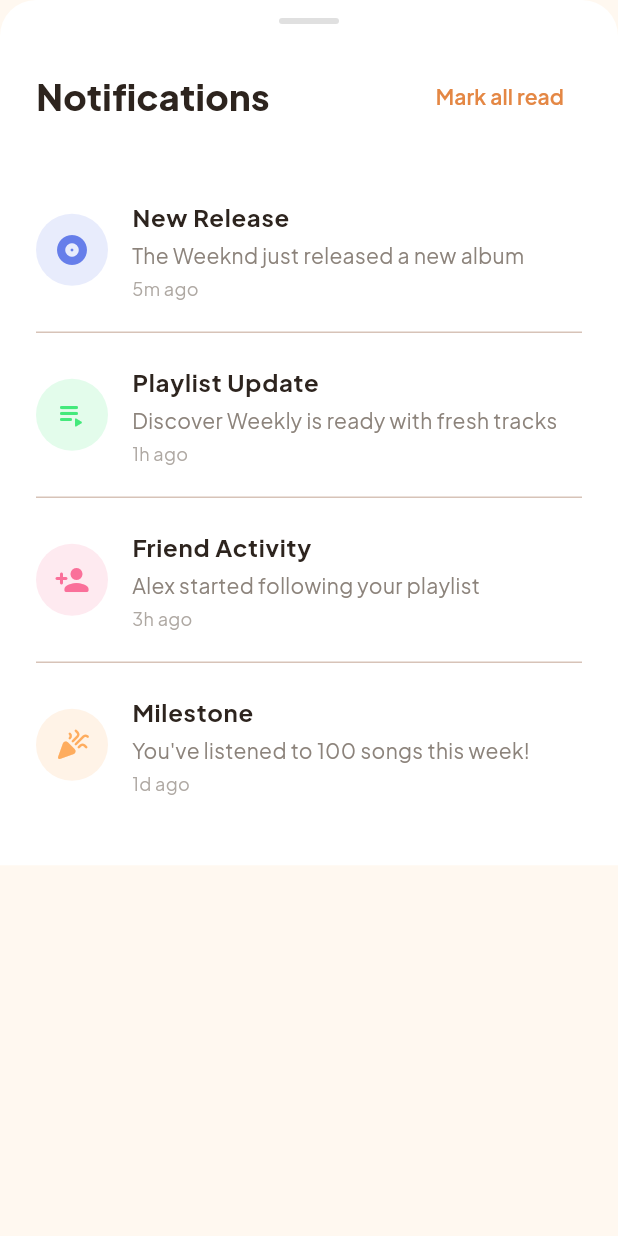
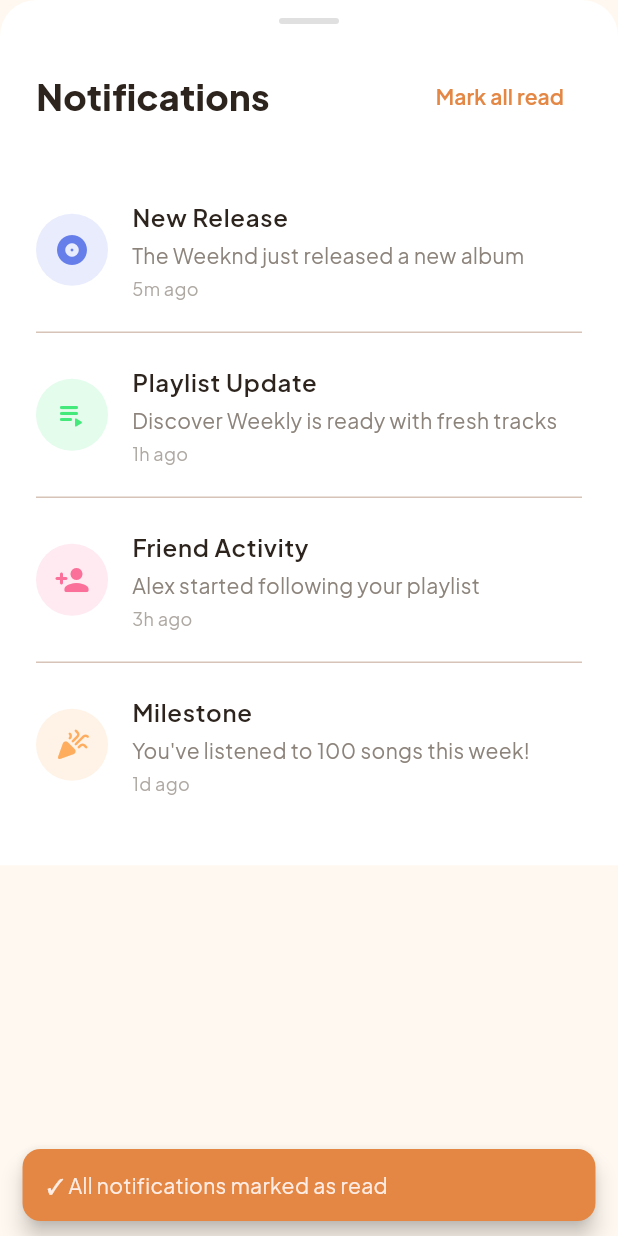
Before and after one commit to trantaidat7388-dot/SoulSync_music_app, a Flutter app: the _NotificationsSheet widget shown alone on an empty page, opened directly, after a tap on "Mark all read", on a phone screen of 412 x 824 dp. Run offline on Flutter 3.47's test engine with Material 3 defaults, Android fonts, the phone set to English and light mode, and no system bars; our stand-ins replace google_fonts, shared_preferences; accounts and stored records are empty; network calls fail.

Commit message:
Cải thiện Notifications - thêm click detail và mark all read
- Chuyển _NotificationsSheet từ StatelessWidget sang StatefulWidget
- Thêm trạng thái isRead cho mỗi notification
- Thêm _showNotificationDetail(): Hiển thị dialog với đầy đủ thông tin notification
- Thêm _markAllRead(): Đánh dấu tất cả notification là đã đọc
- Thêm chấm tròn màu primary cho unread notifications
- Thêm background highlight cho unread notifications
- Click vào notification sẽ đánh dấu là đã đọc và hiển thị chi tiết

```diff
--- a/lib/screens/home_screen.dart
+++ b/lib/screens/home_screen.dart
@@ -354,18 +354,22 @@ class _HeaderSection extends StatelessWidget {
 }
 
 // Notifications Bottom Sheet
-class _NotificationsSheet extends StatelessWidget {
+class _NotificationsSheet extends StatefulWidget {
   const _NotificationsSheet();
 
   @override
-  Widget build(BuildContext context) {
-    final notifications = [
+  State<_NotificationsSheet> createState() => _NotificationsSheetState();
+}
+
+class _NotificationsSheetState extends State<_NotificationsSheet> {
+  List<Map<String, dynamic>> notifications = [
     {
       'title': 'New Release',
       'message': 'The Weeknd just released a new album',
       'time': '5m ago',
       'icon': Icons.album_rounded,
       'color': const Color(0xFF667EEA),
+      'isRead': false,
     },
     {
       'title': 'Playlist Update',
@@ -373,6 +377,7 @@ class _NotificationsSheet extends StatelessWidget {
       'time': '1h ago',
       'icon': Icons.playlist_play_rounded,
       'color': const Color(0xFF43E97B),
+      'isRead': false,
     },
     {
       'title': 'Friend Activity',
@@ -380,6 +385,7 @@ class _NotificationsSheet extends StatelessWidget {
       'time': '3h ago',
       'icon': Icons.person_add_rounded,
       'color': const Color(0xFFFA709A),
+      'isRead': true,
     },
     {
       'title': 'Milestone',
@@ -387,8 +393,95 @@ class _NotificationsSheet extends StatelessWidget {
       'time': '1d ago',
       'icon': Icons.celebration_rounded,
       'color': const Color(0xFFFEAC5E),
+      'isRead': true,
     },
   ];
+
+  void _markAllRead() {
+    setState(() {
+      for (var notif in notifications) {
+        notif['isRead'] = true;
+      }
+    });
+    ScaffoldMessenger.of(context).showSnackBar(
+      SnackBar(
+        content: const Text('✓ All notifications marked as read'),
+        backgroundColor: AppColors.primary,
+        behavior: SnackBarBehavior.floating,
+        shape: RoundedRectangleBorder(borderRadius: BorderRadius.circular(12)),
+      ),
+    );
+  }
+
+  void _showNotificationDetail(Map<String, dynamic> notif) {
+    setState(() {
+      notif['isRead'] = true;
+    });
+
+    showDialog(
+      context: context,
+      builder: (context) => AlertDialog(
+        shape: RoundedRectangleBorder(borderRadius: BorderRadius.circular(20)),
+        title: Row(
+          children: [
+            Container(
+              width: 40,
+              height: 40,
+              decoration: BoxDecoration(
+                color: (notif['color'] as Color).withOpacity(0.15),
+                shape: BoxShape.circle,
+              ),
+              child: Icon(
+                notif['icon'] as IconData,
+                color: notif['color'] as Color,
+                size: 20,
+              ),
+            ),
+            const SizedBox(width: 12),
+            Expanded(
+              child: Text(
+                notif['title'] as String,
+                style: const TextStyle(
+                  fontSize: 18,
+                  fontWeight: FontWeight.w800,
+                ),
+              ),
+            ),
+          ],
+        ),
+        content: Column(
+          mainAxisSize: MainAxisSize.min,
+          crossAxisAlignment: CrossAxisAlignment.start,
+          children: [
+            Text(
+              notif['message'] as String,
+              style: const TextStyle(
+                fontSize: 15,
+                color: AppColors.textMuted,
+              ),
+            ),
+            const SizedBox(height: 12),
+            Text(
+              notif['time'] as String,
+              style: TextStyle(
+                fontSize: 13,
+                color: AppColors.textMuted.withOpacity(0.7),
+              ),
+            ),
+          ],
+        ),
+        actions: [
+          TextButton(
+            onPressed: () => Navigator.pop(context),
+            child: const Text('Close'),
+          ),
+        ],
+      ),
+    );
+  }
+
+  @override
+  Widget build(BuildContext context) {
 
     return Container(
       height: MediaQuery.of(context).size.height * 0.7,
@@ -423,7 +516,7 @@ class _NotificationsSheet extends StatelessWidget {
                   ),
                 ),
                 TextButton(
-                  onPressed: () {},
+                  onPressed: _markAllRead,
                   child: const Text(
                     'Mark all read',
                     style: TextStyle(
@@ -444,8 +537,12 @@ class _NotificationsSheet extends StatelessWidget {
               separatorBuilder: (context, index) => const Divider(height: 1),
               itemBuilder: (context, index) {
                 final notif = notifications[index];
+                final isRead = notif['isRead'] as bool;
+
                 return ListTile(
+                  onTap: () => _showNotificationDetail(notif),
                   contentPadding: const EdgeInsets.symmetric(vertical: 12),
+                  tileColor: isRead ? Colors.transparent : AppColors.primary.withOpacity(0.05),
                   leading: Container(
                     width: 48,
                     height: 48,
@@ -459,13 +556,28 @@ class _NotificationsSheet extends StatelessWidget {
                       size: 24,
                     ),
                   ),
-                  title: Text(
+                  title: Row(
+                    children: [
+                      Expanded(
+                        child: Text(
                           notif['title'] as String,
-                    style: const TextStyle(
+                          style: TextStyle(
                             fontSize: 16,
-                      fontWeight: FontWeight.w700,
+                            fontWeight: isRead ? FontWeight.w600 : FontWeight.w700,
                             color: AppColors.textMain,
                           ),
+                        ),
+                      ),
+                      if (!isRead)
+                        Container(
+                          width: 8,
+                          height: 8,
+                          decoration: const BoxDecoration(
+                            color: AppColors.primary,
+                            shape: BoxShape.circle,
+                          ),
+                        ),
+                    ],
                   ),
                   subtitle: Column(
                     crossAxisAlignment: CrossAxisAlignment.start,
```
Lines whose indentation alone changed are shown as unchanged.
